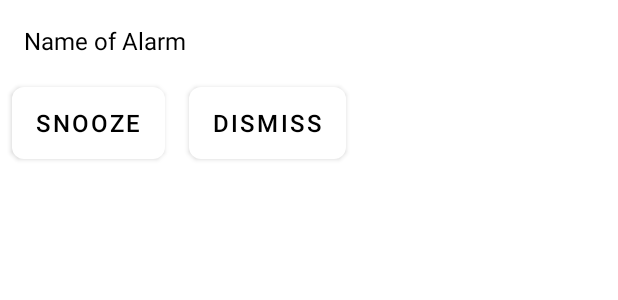
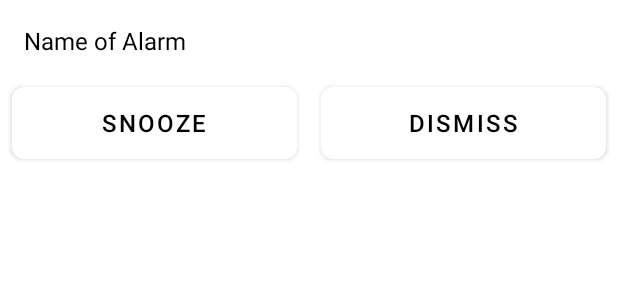
Before and after one commit to OctoBrownie/LarmLarms, an Android app: the layout alarm_notification.xml on its own in the app's theme, with its tools: preview values and no code run, on a phone screen of 412 x 824 dp. Shown: the top 300 px of the screen. Run offline under Robolectric (Android 15) with nearby library versions, the phone set to English and light mode, and no system bars.

Commit message:
Made alarm notification prettier, edited some notification settings

```diff
--- a/app/src/main/res/layout/alarm_notification.xml
+++ b/app/src/main/res/layout/alarm_notification.xml
@@ -19,19 +19,21 @@
 	<LinearLayout
 		android:orientation="horizontal"
 		android:layout_width="match_parent"
-		android:layout_height="match_parent">
+		android:layout_height="wrap_content">
 		<android.widget.Button
 			style="@style/ButtonStyle.Borderless"
 
 			android:id="@+id/snooze_button"
-			android:layout_width="wrap_content"
+			android:layout_width="0dp"
+			android:layout_weight="1"
 			android:layout_height="wrap_content"
 			android:text="@string/notif_snooze" />
 		<android.widget.Button
 			style="@style/ButtonStyle.Borderless"
 
 			android:id="@+id/dismiss_button"
-			android:layout_width="wrap_content"
+			android:layout_width="0dp"
+			android:layout_weight="1"
 			android:layout_height="wrap_content"
 			android:text="@string/notif_dismiss" />
 	</LinearLayout>
```
Also changed, not shown: app/src/main/java/com/apps/LarmLarms/NotificationCreatorService.java (+5 -14 lines), 1 other file.
